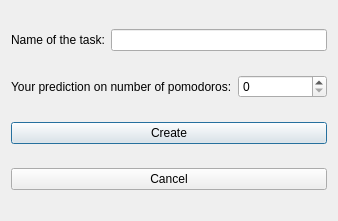
Above: OOP/Lab2/OOPLab2/addtotodolist.ui from Oleksii-Adamov/University-assignments-2-nd-year- before the change. Below: the same form after it.
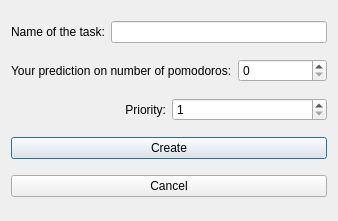
That is the form after the change.

Commit message: Added priority and sorting by it

```diff
--- a/OOP/Lab2/OOPLab2/addtotodolist.ui
+++ b/OOP/Lab2/OOPLab2/addtotodolist.ui
@@ -42,6 +42,30 @@
      </item>
     </layout>
    </item>
+   <item>
+    <layout class="QHBoxLayout" name="horizontalLayout_3">
+     <item>
+      <widget class="QLabel" name="label_3">
+       <property name="text">
+        <string>Priority:</string>
+       </property>
+       <property name="alignment">
+        <set>Qt::AlignRight|Qt::AlignTrailing|Qt::AlignVCenter</set>
+       </property>
+      </widget>
+     </item>
+     <item>
+      <widget class="QSpinBox" name="spinBox_priority">
+       <property name="minimum">
+        <number>1</number>
+       </property>
+       <property name="maximum">
+        <number>9</number>
+       </property>
+      </widget>
+     </item>
+    </layout>
+   </item>
    <item>
     <widget class="QPushButton" name="pushButtonCreate">
      <property name="text">
```
The commit also changes 25 other files.
